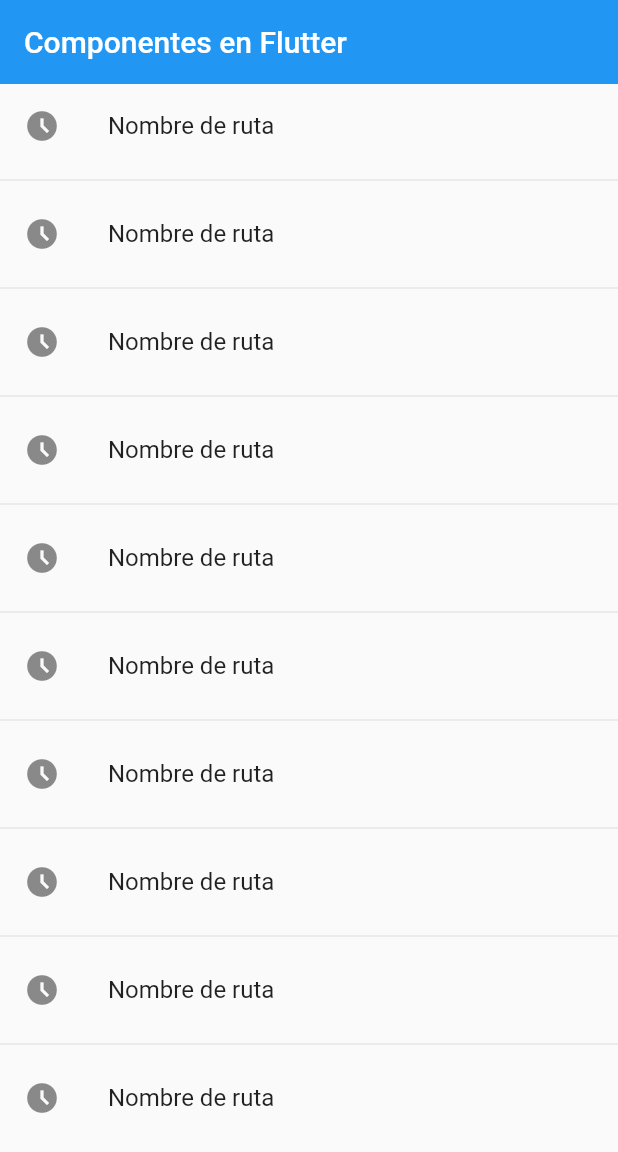
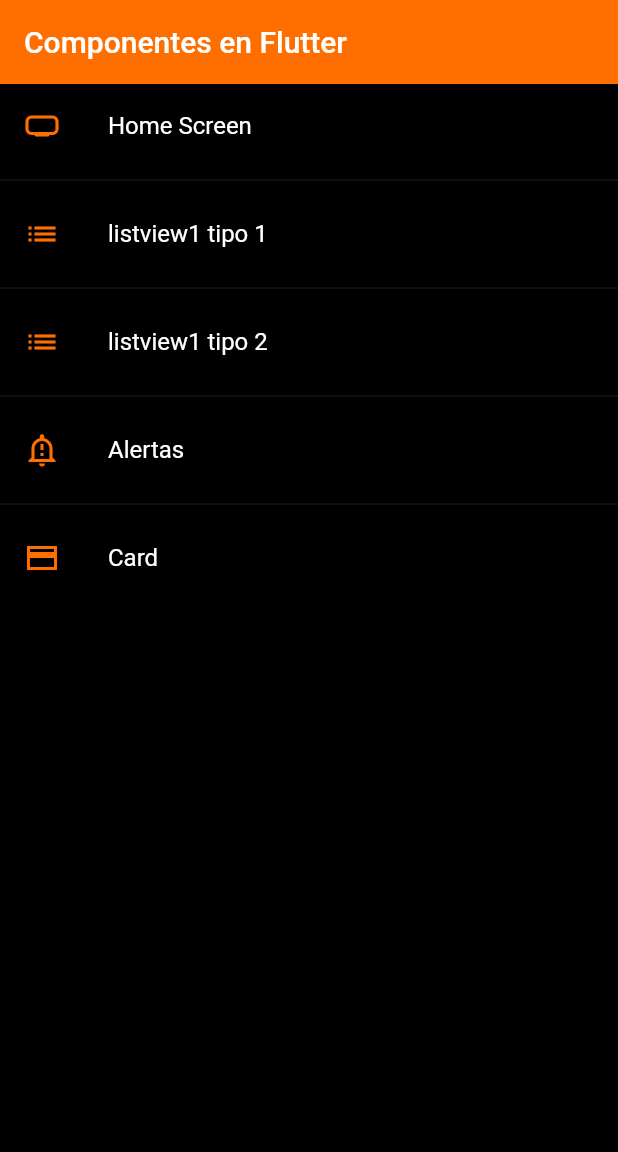
Before and after one commit to GuillermoSM5/fl_componentsGsm, a Flutter app: the screen it shows after launch, on a phone screen of 412 x 824 dp. Shown: the top 1152 px of the screen. Run offline on Flutter 3.47's test engine with Material 2 defaults, Android fonts, the phone set to English and light mode, and no system bars.

Commit message:
add theme for my app

```diff
--- a/lib/main.dart
+++ b/lib/main.dart
@@ -1,5 +1,7 @@
 // import 'package:fl_components/screens/listview1_screen.dart';
+import 'package:fl_components/routes/app_routes.dart';
 import 'package:fl_components/screens/screens.dart';
+import 'package:fl_components/theme/app_theme.dart';
 import 'package:flutter/material.dart';
 
 void main() => runApp(const MyApp());
@@ -13,17 +15,10 @@ class MyApp extends StatelessWidget {
       debugShowCheckedModeBanner: false,
       title: 'Material App',
       // home: const ListView2Screen(),
-      initialRoute: 'home',
-      routes: {
-        'home': (BuildContext context) => const HomeScreen(),
-        'listview1': (BuildContext context) => const ListView1Screen(),
-        'listview2': (BuildContext context) => const ListView2Screen(),
-        'alert': (BuildContext context) => const AlertScreen(),
-        'card': (BuildContext context) => const CardScreen()
-      },
-      onGenerateRoute: (settings) {
-        return MaterialPageRoute(builder: (context) => const AlertScreen());
-      },
+      initialRoute: AppRoutes.initialRoute,
+      routes: AppRoutes.getAppRoutes(),
+      onGenerateRoute: (settings) => AppRoutes.onGenerateRoute(settings),
+      theme: AppTheme.darktheme,
     );
   }
 }
--- /dev/null
+++ b/lib/models/menu_option.dart
@@ -0,0 +1,14 @@
+import 'package:flutter/cupertino.dart' show IconData, Widget;
+
+class MenuOption {
+  final String route;
+  final IconData icon;
+  final String name;
+  final Widget screen;
+
+  MenuOption(
+      {required this.route,
+      required this.icon,
+      required this.name,
+      required this.screen});
+}
--- /dev/null
+++ b/lib/models/models.dart
@@ -0,0 +1 @@
+export 'package:fl_components/models/menu_option.dart';
--- /dev/null
+++ b/lib/routes/app_routes.dart
@@ -0,0 +1,63 @@
+import 'package:flutter/material.dart';
+import 'package:fl_components/models/models.dart';
+import 'package:fl_components/screens/screens.dart';
+
+class AppRoutes {
+  static const initialRoute = 'home';
+
+  static final menuOptions = <MenuOption>[
+    //TO_DO: borrar home
+    MenuOption(
+      route: 'home',
+      name: 'Home Screen',
+      screen: const HomeScreen(),
+      icon: Icons.home_max_rounded,
+    ),
+    MenuOption(
+      route: 'listview1',
+      name: 'listview1 tipo 1',
+      screen: const ListView1Screen(),
+      icon: Icons.list,
+    ),
+    MenuOption(
+      route: 'listview2',
+      name: 'listview1 tipo 2',
+      screen: const ListView2Screen(),
+      icon: Icons.list,
+    ),
+    MenuOption(
+      route: 'alerta',
+      name: 'Alertas',
+      screen: const AlertScreen(),
+      icon: Icons.notification_important_outlined,
+    ),
+    MenuOption(
+      route: 'card',
+      name: 'Card',
+      screen: const CardScreen(),
+      icon: Icons.credit_card_sharp,
+    ),
+  ];
+
+  static Map<String, Widget Function(BuildContext)> getAppRoutes() {
+    Map<String, Widget Function(BuildContext)> appRoutes = {};
+
+    for (final option in menuOptions) {
+      appRoutes.addAll({option.route: (p0) => option.screen});
+    }
+
+    return appRoutes;
+  }
+
+  // static Map<String, Widget Function(BuildContext)> routes = {
+  //   'home': (BuildContext context) => const HomeScreen(),
+  //   'listview1': (BuildContext context) => const ListView1Screen(),
+  //   'listview2': (BuildContext context) => const ListView2Screen(),
+  //   'alert': (BuildContext context) => const AlertScreen(),
+  //   'card': (BuildContext context) => const CardScreen()
+  // };
+
+  static Route<dynamic> onGenerateRoute(RouteSettings settings) {
+    return MaterialPageRoute(builder: (context) => const AlertScreen());
+  }
+}
--- a/lib/screens/home_screen.dart
+++ b/lib/screens/home_screen.dart
@@ -1,4 +1,5 @@
-import 'package:fl_components/screens/screens.dart';
+import 'package:fl_components/routes/app_routes.dart';
+import 'package:fl_components/theme/app_theme.dart';
 import 'package:flutter/material.dart';
 
 class HomeScreen extends StatelessWidget {
@@ -9,21 +10,22 @@ class HomeScreen extends StatelessWidget {
     return Scaffold(
         appBar: AppBar(
           title: const Text('Componentes en Flutter'),
-          elevation: 0,
         ),
         body: ListView.separated(
             itemBuilder: (context, index) => ListTile(
-                  title: const Text('Nombre de ruta'),
-                  leading: const Icon(Icons.access_time_filled_sharp),
+                  title: Text(AppRoutes.menuOptions[index].name),
+                  leading: Icon(AppRoutes.menuOptions[index].icon,
+                      color: AppTheme.primary),
                   onTap: () {
                     // final route = MaterialPageRoute(
                     //     builder: (context) => const ListView1Screen());
 
                     // Navigator.push(context, route);
-                    Navigator.pushNamed(context, 'card');
+                    Navigator.pushNamed(
+                        context, AppRoutes.menuOptions[index].route);
                   },
                 ),
             separatorBuilder: (context, index) => const Divider(),
-            itemCount: 10));
+            itemCount: AppRoutes.menuOptions.length));
   }
 }
--- a/lib/screens/listview2_screen.dart
+++ b/lib/screens/listview2_screen.dart
@@ -15,8 +15,6 @@ class ListView2Screen extends StatelessWidget {
     return Scaffold(
         appBar: AppBar(
           title: const Text('ListView 2'),
-          elevation: 0,
-          backgroundColor: Colors.amber.shade900,
         ),
         body: ListView.separated(
             itemBuilder: (context, index) => ListTile(
--- /dev/null
+++ b/lib/theme/app_theme.dart
@@ -0,0 +1,16 @@
+import 'package:flutter/material.dart';
+
+class AppTheme {
+  static final Color primary = Colors.amber.shade900;
+
+  static final ThemeData darktheme = ThemeData.dark().copyWith(
+
+      //color primario
+      primaryColor: Colors.indigo,
+
+      //AppBar Theme
+      appBarTheme: AppBarTheme(color: primary, elevation: 0),
+      textButtonTheme: TextButtonThemeData(
+          style: TextButton.styleFrom(foregroundColor: primary)),
+      scaffoldBackgroundColor: Colors.black);
+}
--- /dev/null
+++ b/lib/widgets/wingets.dart
@@ -0,0 +1 @@
+export 'package:fl_components/widgets/custom_card_type_1.dart';
```
Also changed, not shown: lib/screens/card_screen.dart (+9 -5 lines), lib/widgets/custom_card_type_1.dart (added, +37 -0 lines).
